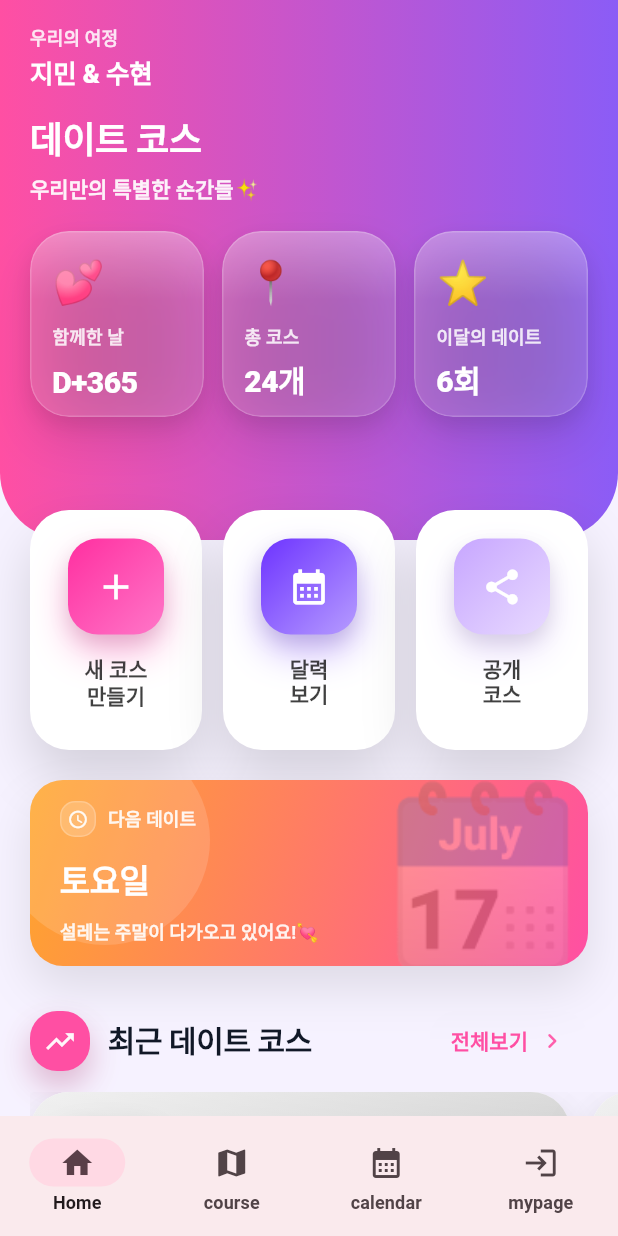
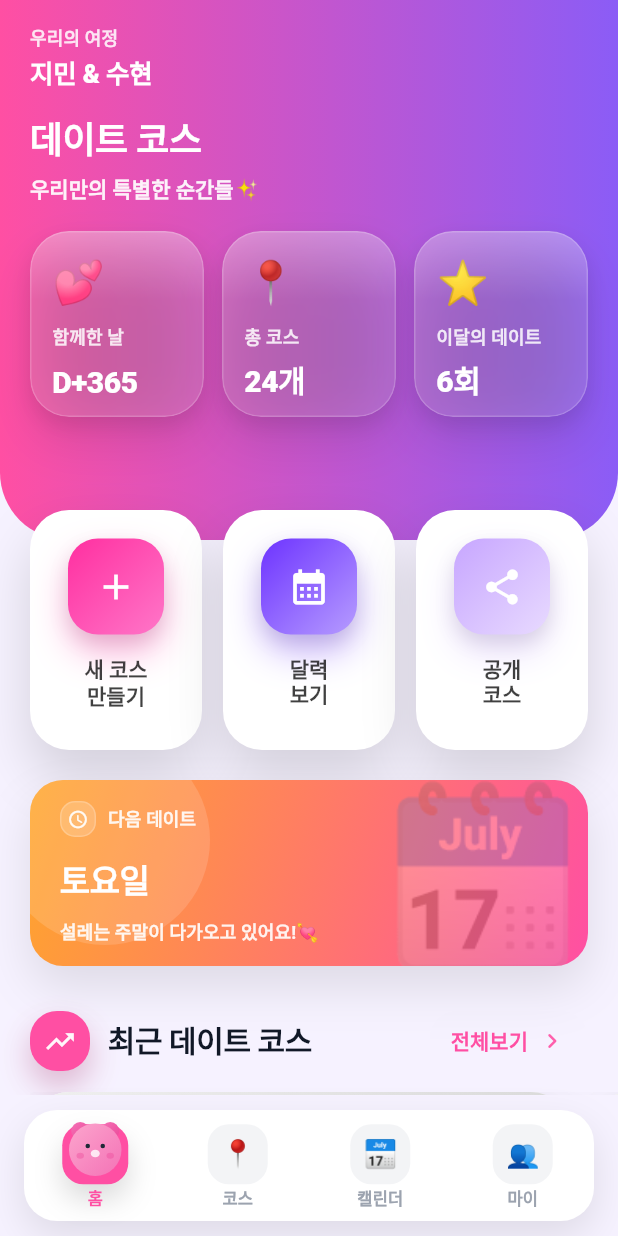
Before and after one commit to JIKYUNGHEE/Deco, a Flutter app: the screen it shows after launch, on a phone screen of 412 x 824 dp. Run offline on Flutter 3.47's test engine with Material 3 defaults, Android fonts, the light colour scheme and no system bars; our stand-ins replace firebase_core, flutter_svg, go_router; accounts and stored records are empty; generated files the repository leaves out were written again; Roboto replaces fonts that are missing (Cafe24SsurroundAir).

Commit message:
feat: navbar ui 완성

```diff
--- /dev/null
+++ b/lib/ui/core/ui/bear_nav_tile.dart
@@ -0,0 +1,4 @@
+import 'package:flutter/material.dart';
+import 'package:flutter_svg/flutter_svg.dart';
+
+import '../themes/app_colors.dart';
--- /dev/null
+++ b/lib/ui/core/ui/deco_bottom_navbar.dart
@@ -0,0 +1,216 @@
+import 'package:deco/ui/core/themes/app_colors.dart';
+import 'package:flutter/material.dart';
+import 'package:flutter_svg/svg.dart';
+class DecoNavItem {
+  final String label;
+  final String emoji;
+
+  const DecoNavItem({
+    required this.label,
+    required this.emoji,
+  });
+}
+
+class DecoBottomNavbar extends StatelessWidget {
+  final int currentIndex;
+  final ValueChanged<int> onTap;
+
+  final bool bearIsPink;
+
+  const DecoBottomNavbar({
+    super.key,
+    required this.currentIndex,
+    required this.onTap,
+    required this.bearIsPink,
+  });
+
+  static const _items = <DecoNavItem>[
+    DecoNavItem(label: '홈', emoji: '🏠'),
+    DecoNavItem(label: '코스', emoji: '📍'),
+    DecoNavItem(label: '캘린더', emoji: '📅'),
+    DecoNavItem(label: '마이', emoji: '👥'),
+  ];
+
+  @override
+  Widget build(BuildContext context) {
+    return SafeArea(
+      top: false,
+      bottom: true,
+      child: Padding(
+        padding: const EdgeInsets.fromLTRB(16, 10, 16, 10),
+        child: Container(
+          height: 74,
+          decoration: BoxDecoration(
+            color: Colors.white,
+            borderRadius: BorderRadius.circular(22),
+            boxShadow: [
+              BoxShadow(
+                color: Colors.black.withValues(alpha: 0.10),
+                blurRadius: 22,
+                offset: const Offset(0, 10),
+              ),
+            ],
+          ),
+
+          child: Row(
+            children: List.generate(_items.length, (i) {
+              final selected = currentIndex == i;
+              final item = _items[i];
+
+              return Expanded(
+                child: _DecoNavItem(
+                  label: item.label,
+                  emoji: item.emoji,
+                  selected: selected,
+                  bearIsPink: bearIsPink,
+                  onTap: () => onTap(i),
+                ),
+              );
+            }),
+          ),
+        ),
+      ),
+    );
+  }
+}
+
+
+
+class _DecoNavItem extends StatelessWidget {
+  final bool selected;
+  final String label;
+  final String emoji;
+  final bool bearIsPink; // 선택된 탭의 곰 색 토글용
+  final VoidCallback onTap;
+
+  const _DecoNavItem({
+    super.key,
+    required this.selected,
+    required this.label,
+    required this.emoji,
+    required this.bearIsPink,
+    required this.onTap,
+  });
+
+  @override
+  Widget build(BuildContext context) {
+    final labelColor =
+    selected ? const Color(0xFFFF4FA3) : const Color(0xFF9CA3AF);
+
+    return Material(
+      color: Colors.transparent,
+      child: InkWell(
+        borderRadius: BorderRadius.circular(18),
+        onTap: onTap,
+        child: Padding(
+          padding: const EdgeInsets.symmetric(vertical: 8),
+          child: Column(
+            mainAxisSize: MainAxisSize.min,
+            mainAxisAlignment: MainAxisAlignment.center,
+            children: [
+              SizedBox(
+                height: 40,
+                child: Center(
+                  child: selected
+                      ? _BearNavTile(isPink: bearIsPink)
+                      : _EmojiNavTile(emoji: emoji),
+                ),
+              ),
+              const SizedBox(height: 4),
+              Text(
+                label,
+                maxLines: 1,
+                style: Theme.of(context).textTheme.labelSmall?.copyWith(
+                  fontSize: 11,
+                  height: 1.0,
+                  fontWeight: FontWeight.w800,
+                  color: labelColor,
+                ),
+              ),
+            ],
+          ),
+        ),
+      ),
+    );
+  }
+}
+
+class _EmojiNavTile extends StatelessWidget {
+  final String emoji;
+  const _EmojiNavTile({required this.emoji});
+
+  @override
+  Widget build(BuildContext context) {
+    return Container(
+      width: 40,
+      height: 40,
+      decoration: BoxDecoration(
+        color: const Color(0xFFF3F4F6),
+        borderRadius: BorderRadius.circular(14),
+      ),
+      alignment: Alignment.center,
+      child: Text(
+        emoji,
+        style: const TextStyle(
+          fontSize: 18,
+          height: 1.0,
+        ),
+      ),
+    );
+  }
+}
+
+class _BearNavTile extends StatelessWidget {
+  final bool isPink;
+  final double boxSize;
+  final double bearSize;
+
+  const _BearNavTile({
+    super.key,
+    required this.isPink,
+    this.boxSize = 44,
+    this.bearSize = 50,
+  });
+
+  @override
+  Widget build(BuildContext context) {
+    final bgColor = isPink ? AppColors.primary : AppColors.secondary;
+    final assetPath =
+    isPink ? 'assets/illustrations/pink-bear.svg' : 'assets/illustrations/purple-bear.svg';
+
+    return SizedBox(
+      width: boxSize,
+      height: boxSize,
+      child: Stack(
+        clipBehavior: Clip.none,
+        alignment: Alignment.center,
+        children: [
+          Container(
+            width: boxSize,
+            height: boxSize,
+            decoration: BoxDecoration(
+              color: bgColor,
+              borderRadius: BorderRadius.circular(14),
+              boxShadow: [
+                BoxShadow(
+                  color: Colors.black.withValues(alpha: 0.14),
+                  blurRadius: 16,
+                  offset: const Offset(0, 10),
+                ),
+              ],
+            ),
+          ),
+
+          Positioned(
+            top: -8,
+            child: SvgPicture.asset(
+              assetPath,
+              width: bearSize,
+              height: bearSize,
+            ),
+          ),
+        ],
+      ),
+    );
+  }
+}
--- a/lib/ui/core/ui/frame_page.dart
+++ b/lib/ui/core/ui/frame_page.dart
@@ -1,34 +1,38 @@
+import 'package:deco/ui/core/ui/deco_bottom_navbar.dart';
 import 'package:flutter/material.dart';
 import 'package:go_router/go_router.dart';
 
-class FramePage extends StatelessWidget {
+class FramePage extends StatefulWidget {
   final StatefulNavigationShell navigationShell;
 
   const FramePage({super.key, required this.navigationShell});
 
+  @override
+  State<FramePage> createState() => _FramePageState();
+}
+
+class _FramePageState extends State<FramePage> {
+  bool _bearIsPink = true;
+
   void _onTap(int index) {
-    navigationShell.goBranch(
+    setState(() {
+      _bearIsPink = !_bearIsPink;
+    });
+
+    widget.navigationShell.goBranch(
       index,
-      initialLocation: index == navigationShell.currentIndex,
+      initialLocation: index == widget.navigationShell.currentIndex,
     );
   }
 
   @override
   Widget build(BuildContext context) {
     return Scaffold(
-      body: navigationShell,
-      bottomNavigationBar: NavigationBar(
-        selectedIndex: navigationShell.currentIndex,
-        onDestinationSelected: _onTap,
-        destinations: [
-          NavigationDestination(icon: Icon(Icons.home), label: 'Home'),
-          NavigationDestination(icon: Icon(Icons.map), label: 'course'),
-          NavigationDestination(
-            icon: Icon(Icons.calendar_month),
-            label: 'calendar',
-          ),
-          NavigationDestination(icon: Icon(Icons.login), label: 'mypage'),
-        ],
+      body: widget.navigationShell,
+      bottomNavigationBar: DecoBottomNavbar(
+        currentIndex: widget.navigationShell.currentIndex,
+        bearIsPink: _bearIsPink,
+        onTap: _onTap,
       ),
     );
   }
```
